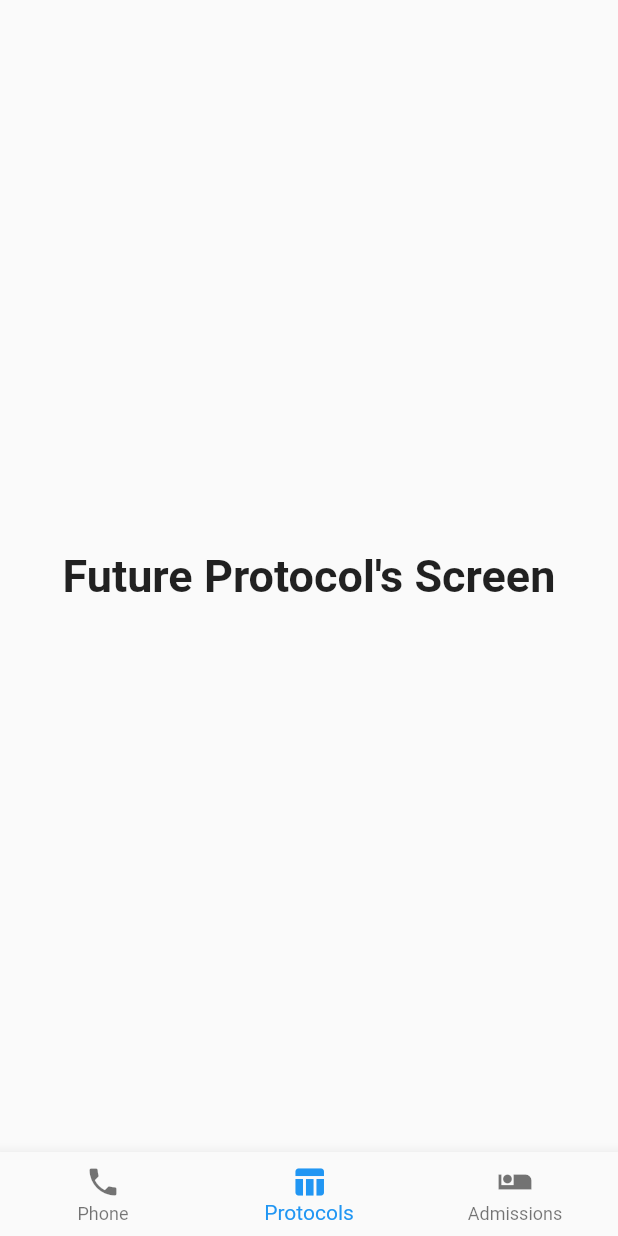
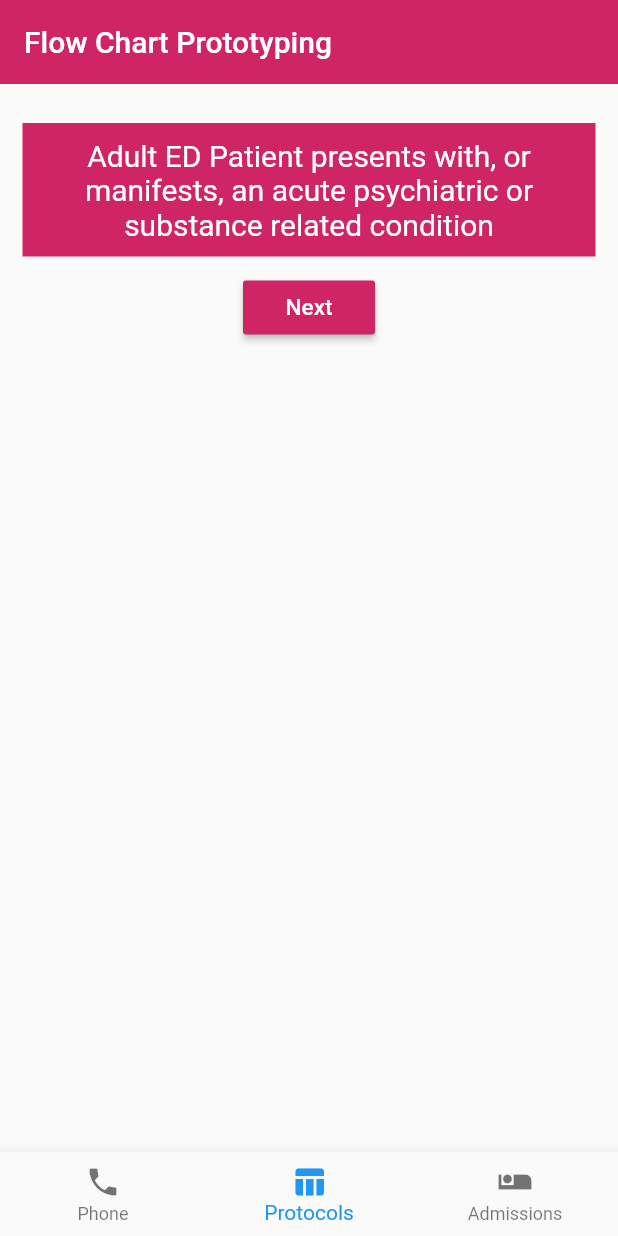
Before and after one commit to cgaaf/em_department_guide, a Flutter app: the screen it shows after launch, item 2 of the bottom bar chosen, on a phone screen of 412 x 824 dp. Run offline on Flutter 3.47's test engine with Material 2 defaults, Android fonts, the phone set to English and light mode, and no system bars; our stand-ins replace flutter_markdown, font_awesome_flutter.

Commit message:
Working prototype 2

```diff
--- a/lib/main.dart
+++ b/lib/main.dart
@@ -1,5 +1,6 @@
 import 'package:flutter/material.dart';
 
+import 'constants.dart';
 import 'screens/app_navigation_screen.dart';
 
 void main() => runApp(MyApp());
@@ -11,9 +12,9 @@ class MyApp extends StatelessWidget {
     return MaterialApp(
       title: 'Flutter Demo',
       theme: ThemeData(
-        primaryColor: Color(0xffD02565),
+        primaryColor: kPrimaryColor,
       ),
-      home: AppNavigationBar(),
+      home: SafeArea(child: AppNavigationBar()),
     );
   }
 }
--- /dev/null
+++ b/lib/prototypes/flowchart_brain.dart
@@ -0,0 +1,44 @@
+class FlowChartBrain {
+  get options => _currentOptions;
+  get output => _chosenFlow;
+
+  static Map<String, FlowChartItem> flowOptions = {
+    '1': FlowChartItem(
+        'Adult ED Patient presents with, or manifests, an acute psychiatric or substance related condition',
+        ['2']),
+    '2': FlowChartItem('Initial EM Evaluation', ['3']),
+    '3': FlowChartItem(
+        'Does the patient condition require additional observation/assessment?',
+        ['4a', '4b']),
+    '4a': FlowChartItem(
+        'Patient is found to manifest an acute safety concern and/or the patient is determined to lack capacity to leave the ED while additional observation/assessment proceeds',
+        []),
+    '4b': FlowChartItem(
+        'Patient is NOT found to manifest any acute safety concerns or warrant an involuntary hold',
+        []),
+  };
+
+  List _chosenFlow = [flowOptions['1'].text];
+  List _currentOptions = flowOptions['1'].options;
+
+  void addToChosenFlow(List optionList, int option) {
+    String chosenItemKey = optionList[option];
+
+    FlowChartItem chosenItem = flowOptions[chosenItemKey];
+
+    _chosenFlow.add(chosenItem.text);
+    _currentOptions = chosenItem.options;
+  }
+
+  void reset() {
+    _chosenFlow = [flowOptions['1'].text];
+    _currentOptions = flowOptions['1'].options;
+  }
+}
+
+class FlowChartItem {
+  final String text;
+  final List options;
+
+  FlowChartItem(this.text, this.options);
+}
--- /dev/null
+++ b/lib/prototypes/flowchart_screen.dart
@@ -0,0 +1,130 @@
+import 'package:em_department_guide/constants.dart';
+import 'package:flutter/material.dart';
+
+import 'flowchart_brain.dart';
+
+class FlowChartScreen extends StatefulWidget {
+  @override
+  _FlowChartScreenState createState() => _FlowChartScreenState();
+}
+
+class _FlowChartScreenState extends State<FlowChartScreen> {
+  final fcb = FlowChartBrain();
+  List<String> _answerList = [''];
+
+  @override
+  Widget build(BuildContext context) {
+    List textList = fcb.output;
+
+    print(textList);
+
+    List<Widget> _buildButtonOptions() {
+      if (fcb.options.length == 1) {
+        return [
+          OptionButton(
+            onPressed: () {
+              setState(() {
+                fcb.addToChosenFlow(fcb.options, 0);
+                _answerList.add('Next');
+              });
+            },
+            title: 'Next',
+          )
+        ];
+      } else if (fcb.options.length == 2) {
+        return [
+          OptionButton(
+            title: 'No',
+            onPressed: () {
+              setState(() {
+                fcb.addToChosenFlow(fcb.options, 0);
+                _answerList.add('No');
+              });
+            },
+          ),
+          OptionButton(
+            title: 'Yes',
+            onPressed: () {
+              setState(() {
+                fcb.addToChosenFlow(fcb.options, 1);
+                _answerList.add('Yes');
+              });
+            },
+          )
+        ];
+      } else {
+        return [
+          OptionButton(
+            title: 'Reset',
+            onPressed: () {
+              setState(() {
+                fcb.reset();
+                _answerList = [''];
+              });
+            },
+          )
+        ];
+      }
+    }
+
+    return CustomScrollView(
+      slivers: <Widget>[
+        SliverAppBar(
+          title: Text('Flow Chart Prototyping'),
+        ),
+        SliverPadding(
+          padding: EdgeInsets.symmetric(horizontal: 15),
+          sliver: SliverList(
+            delegate: SliverChildBuilderDelegate((context, index) {
+              return Column(
+                children: <Widget>[
+                  Text(
+                    _answerList[index],
+                    style: TextStyle(color: Colors.black54),
+                  ),
+                  Container(
+                    margin: EdgeInsets.symmetric(vertical: 10),
+                    color: kPrimaryColor,
+                    padding: EdgeInsets.all(10),
+                    child: Text(
+                      textList[index],
+                      style: TextStyle(fontSize: 20, color: Colors.white),
+                      textAlign: TextAlign.center,
+                    ),
+                  ),
+                ],
+              );
+            }, childCount: textList.length),
+          ),
+        ),
+        SliverList(
+            delegate: SliverChildListDelegate([
+          Row(
+            mainAxisAlignment: MainAxisAlignment.spaceEvenly,
+            children: _buildButtonOptions(),
+          )
+        ]))
+      ],
+    );
+  }
+}
+
+class OptionButton extends StatelessWidget {
+  final String title;
+  final Function onPressed;
+
+  OptionButton({this.title, this.onPressed});
+
+  @override
+  Widget build(BuildContext context) {
+    return MaterialButton(
+      child: Text(title,
+          style: TextStyle(
+            fontSize: 15,
+            color: Colors.white,
+          )),
+      onPressed: onPressed,
+      color: kPrimaryColor,
+    );
+  }
+}
--- a/lib/markdown/cardiology_agreement.dart
+++ b/lib/screens/admission_agreements/markdown/cardiology_agreement.dart
@@ -1,5 +1,5 @@
 const cardiologyAgreement = """
-## Admission to Cardiology
+# Admission to Cardiology
 * Chest pain with HEART score ≥ 7
 * STEMI
 * NSTEMI with persistent symptoms
@@ -8,7 +8,7 @@ const cardiologyAgreement = """
 * Complete heart block
 * Post-cardiac procedure
 
-## Admission to Hospitalist
+# Admission to Hospitalist
 * Chest pain with HEART score 4-6
 * Asymptomatic NSTEMI
 * Acute CHF exacerbations
--- a/lib/screens/app_navigation_screen.dart
+++ b/lib/screens/app_navigation_screen.dart
@@ -1,5 +1,6 @@
 import 'package:flutter/material.dart';
 
+import '../prototypes/flowchart_screen.dart';
 import 'admission_agreements_screen.dart';
 import 'phone_number_screen.dart';
 
@@ -23,13 +24,7 @@ class _AppNavigationBarState extends State<AppNavigationBar> {
   List<BottomNavigationRoute> _bottomNavigationRoutes = <BottomNavigationRoute>[
     BottomNavigationRoute(screenRoute: PhoneNumberScreen()),
     BottomNavigationRoute(
-      screenRoute: Center(
-        child: Text(
-          'Future Protocol\'s Screen',
-          textAlign: TextAlign.center,
-          style: optionStyle,
-        ),
-      ),
+      screenRoute: FlowChartScreen(),
     ),
     BottomNavigationRoute(screenRoute: AdmissionAgreementsScreen()),
   ];
@@ -65,3 +60,9 @@ class _AppNavigationBarState extends State<AppNavigationBar> {
     );
   }
 }
+
+const placeholder = Center(
+    child: Text(
+  'Future Protocol\'s Screen',
+  textAlign: TextAlign.center,
+));
--- a/pubspec.yaml
+++ b/pubspec.yaml
@@ -13,6 +13,7 @@ dependencies:
   cupertino_icons: ^0.1.2
   url_launcher: ^5.1.4
   flutter_markdown: ^0.2.0
+  font_awesome_flutter: ^8.5.0
 
 dev_dependencies:
   flutter_test:
```
Also changed, not shown: lib/constants.dart (added, +12 -0 lines), lib/screens/admission_agreements/cardiology_admission_screen.dart (added, +25 -0 lines), lib/screens/admission_agreements/gi_admission_screen.dart (added, +25 -0 lines), lib/screens/admission_agreements/markdown/gastroenterology_agreement.dart (renamed from lib/markdown/gastroenterology_agreement.dart, +4 -4 lines), lib/screens/admission_agreements_screen.dart (+87 -16 lines), pubspec.lock.
